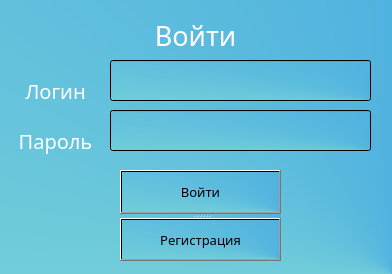
Old version of the form auth.ui in the repository Animila/PyWeather.
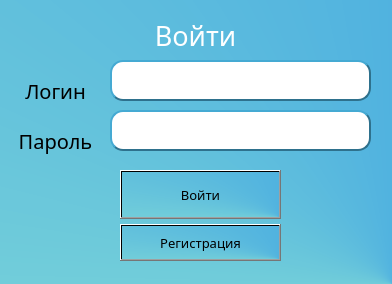
New version of the form.

```diff
--- a/auth.ui
+++ b/auth.ui
@@ -7,7 +7,7 @@
     <x>0</x>
     <y>0</y>
     <width>392</width>
-    <height>274</height>
+    <height>284</height>
    </rect>
   </property>
   <property name="windowTitle">
@@ -66,7 +66,7 @@
     </property>
     <property name="styleSheet">
      <string notr="true">background-color: None;
-color: rgb(255, 255, 255);</string>
+color: rgb(0, 0, 0);</string>
     </property>
     <property name="text">
      <string>Логин</string>
@@ -92,7 +92,7 @@
     </property>
     <property name="styleSheet">
      <string notr="true">background-color: None;
-color: rgb(255, 255, 255);</string>
+color: rgb(0, 0, 0);</string>
     </property>
     <property name="text">
      <string>Пароль</string>
@@ -115,6 +115,14 @@
       <pointsize>15</pointsize>
      </font>
     </property>
+    <property name="styleSheet">
+     <string notr="true">
+border-color: rgb(46, 113, 141);
+border-radius: 13px;
+border-style: outset;
+border-width: 1.5px;
+background-color: rgb(255, 255, 255);</string>
+    </property>
    </widget>
    <widget class="QLineEdit" name="password">
     <property name="geometry">
@@ -130,40 +138,24 @@
       <pointsize>15</pointsize>
      </font>
     </property>
-   </widget>
-   <widget class="QSplitter" name="splitter">
-    <property name="geometry">
-     <rect>
-      <x>120</x>
-      <y>170</y>
-      <width>161</width>
-      <height>91</height>
-     </rect>
-    </property>
-    <property name="orientation">
-     <enum>Qt::Vertical</enum>
-    </property>
-    <widget class="QPushButton" name="auth">
-     <property name="font">
-      <font>
-       <family>Dubai Medium</family>
-       <pointsize>10</pointsize>
-      </font>
-     </property>
      <property name="styleSheet">
-      <string notr="true">QPushButton {
+     <string notr="true">
 border-color: rgb(46, 113, 141);
-border-radius: 15px;
+border-radius: 13px;
 border-style: outset;
 border-width: 1.5px;
-}
-background-color: None;</string>
-     </property>
-     <property name="text">
-      <string>Войти</string>
+background-color: rgb(255, 255, 255);</string>
      </property>
     </widget>
     <widget class="QPushButton" name="reg">
+    <property name="geometry">
+     <rect>
+      <x>120</x>
+      <y>224</y>
+      <width>161</width>
+      <height>37</height>
+     </rect>
+    </property>
      <property name="font">
       <font>
        <family>Dubai Medium</family>
@@ -183,6 +175,34 @@
       <string>Регистрация</string>
      </property>
     </widget>
+   <widget class="QPushButton" name="auth">
+    <property name="geometry">
+     <rect>
+      <x>120</x>
+      <y>170</y>
+      <width>161</width>
+      <height>49</height>
+     </rect>
+    </property>
+    <property name="font">
+     <font>
+      <family>Dubai Medium</family>
+      <pointsize>10</pointsize>
+     </font>
+    </property>
+    <property name="styleSheet">
+     <string notr="true">QPushButton {
+	color: rgb(255, 255, 255);
+border-color: rgb(46, 113, 141);
+border-radius: 15px;
+border-style: outset;
+border-width: 1.5px;
+}
+background-color: None;</string>
+    </property>
+    <property name="text">
+     <string>Войти</string>
+    </property>
    </widget>
   </widget>
  </widget>
```
Lines whose indentation alone changed are shown as unchanged.
